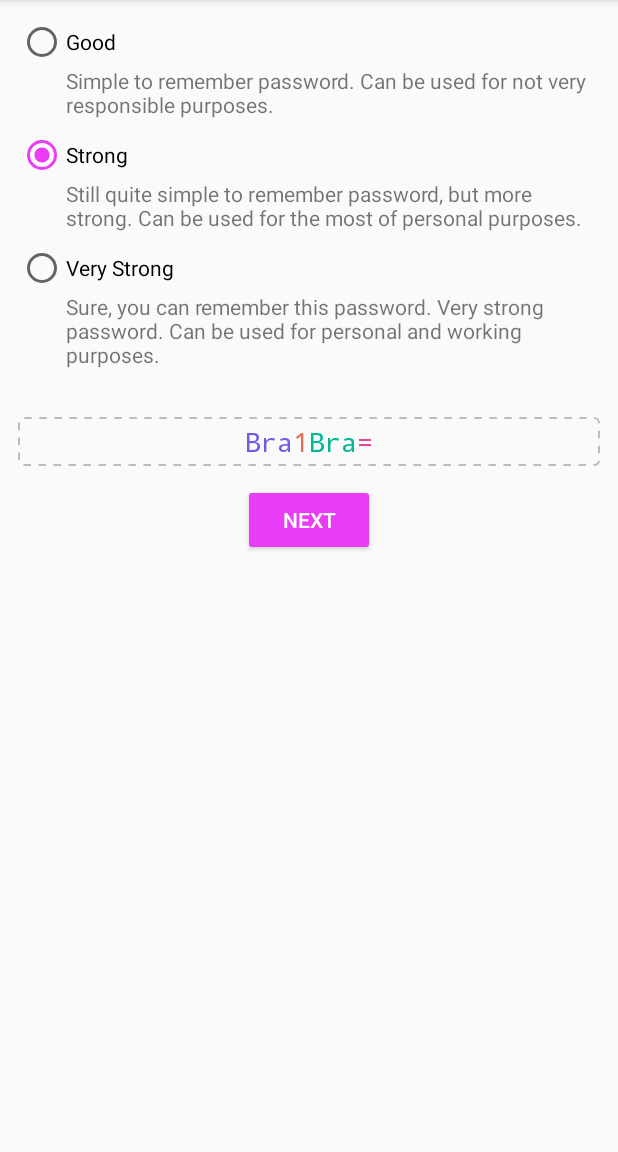
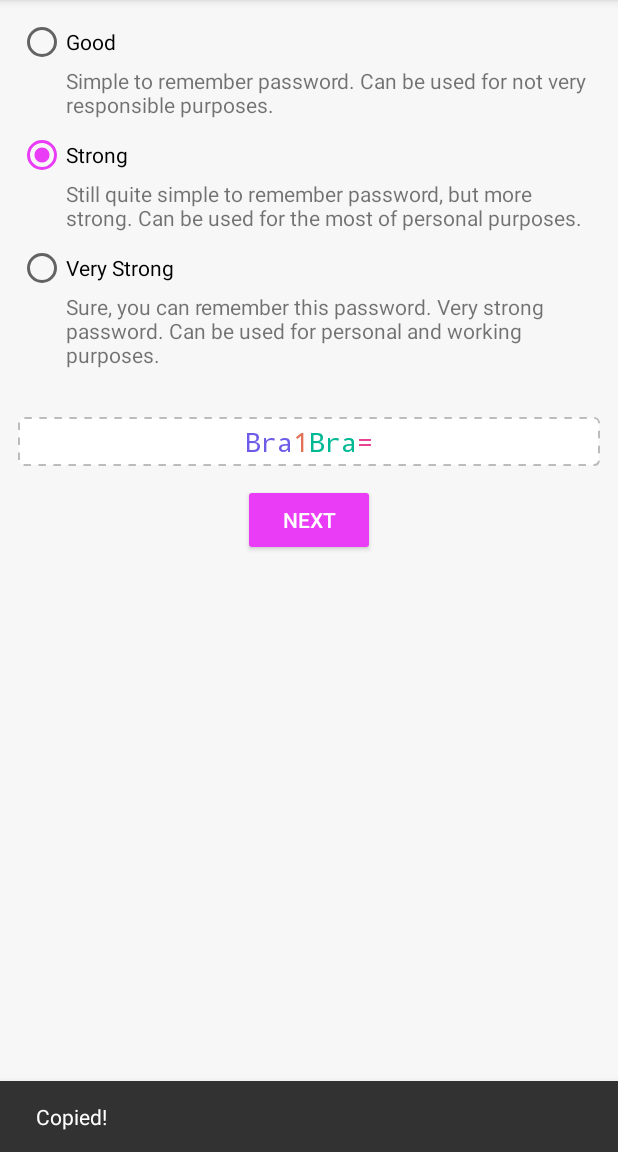
Before and after one commit to solkin/kvassword-android, an Android app: the screen it shows after launch (MainActivity), after a tap on "NEXT", on a phone screen of 412 x 824 dp, the part 84-1236 px from its top. Run offline under Robolectric (Android 15) with nearby library versions, the phone set to English and light mode, and no system bars; libraries missing offline, so code that uses them is left out: net.hockeyapp.android; 3 statements that could not run were skipped; 1 other tap on this screen came first.

Commit message:
Add password copy sound; refactor main activity for better readability

```diff
--- a/app/build.gradle
+++ b/app/build.gradle
@@ -42,6 +42,7 @@ dependencies {
     implementation fileTree(dir: 'libs', include: ['*.jar'])
     implementation "org.jetbrains.kotlin:kotlin-stdlib-jdk7:$kotlin_version"
     implementation 'com.android.support:appcompat-v7:27.1.1'
+    implementation 'com.android.support:design:27.1.1'
     implementation 'com.google.code.gson:gson:2.8.2'
     implementation 'net.hockeyapp.android:HockeySDK:5.1.0'
 }
--- a/app/src/main/java/com/tomclaw/kvassword/MainActivity.kt
+++ b/app/src/main/java/com/tomclaw/kvassword/MainActivity.kt
@@ -1,33 +1,28 @@
 package com.tomclaw.kvassword
 
-import android.content.ClipData
-import android.content.ClipboardManager
-import android.content.Context
-import android.content.Context.CLIPBOARD_SERVICE
-import android.content.res.Resources
+import android.media.AudioManager
 import android.media.MediaPlayer
+import android.net.Uri
 import android.os.Bundle
+import android.support.annotation.RawRes
+import android.support.design.widget.Snackbar
 import android.support.v7.app.AppCompatActivity
-import android.text.Spannable
-import android.text.SpannableString
-import android.text.style.ForegroundColorSpan
+import android.view.View
 import android.widget.Button
 import android.widget.RadioGroup
 import android.widget.TextView
-import android.widget.Toast
 import com.google.gson.GsonBuilder
 import net.hockeyapp.android.CrashManager
 import net.hockeyapp.android.metrics.MetricsManager
-import java.io.IOException
 import java.io.InputStreamReader
 import java.util.Random
-
 
 class MainActivity : AppCompatActivity() {
 
     private lateinit var random: Random
     private lateinit var randomWord: RandomWord
 
+    private var rootView: View? = null
     private var button: Button? = null
     private var password: TextView? = null
     private var strength: RadioGroup? = null
@@ -36,10 +31,40 @@ class MainActivity : AppCompatActivity() {
         super.onCreate(savedInstanceState)
         setContentView(R.layout.activity_main)
 
+        initDictionary()
+
+        rootView = findViewById(R.id.root_view)
         button = findViewById(R.id.button)
         password = findViewById(R.id.password)
         strength = findViewById(R.id.pass_strength)
 
+        strength?.setOnCheckedChangeListener { _, _ ->
+            generate()
+            playClickSound()
+        }
+        button?.setOnClickListener {
+            generate()
+            playClickSound()
+        }
+        password?.setOnClickListener {
+            toString().copyToClipboard(context = applicationContext)
+            rootView?.let {
+                Snackbar.make(it, R.string.copied, Snackbar.LENGTH_SHORT).show()
+                playCopySound()
+            }
+        }
+
+        generate()
+
+        MetricsManager.register(application)
+    }
+
+    public override fun onResume() {
+        super.onResume()
+        checkForCrashes()
+    }
+
+    private fun initDictionary() {
         random = Random(System.currentTimeMillis())
 
         val reader = InputStreamReader(assets.open("grammar.json"))
@@ -50,35 +75,32 @@ class MainActivity : AppCompatActivity() {
         } finally {
             try {
                 reader.close()
-            } catch (ignored: IOException) {
+            } catch (ignored: Throwable) {
             }
         }
         randomWord = RandomWord(grammar)
-
-        strength?.setOnCheckedChangeListener { _, _ ->
-            generate()
-            playClickSound()
-        }
-        button?.setOnClickListener {
-            generate()
-            playClickSound()
-        }
-
-        generate()
-
-        MetricsManager.register(application)
     }
 
     private fun playClickSound() {
-        MediaPlayer.create(applicationContext, R.raw.click).apply {
-            setOnCompletionListener { it.release() }
-            start()
-        }
+        playSound(R.raw.click)
     }
 
-    public override fun onResume() {
-        super.onResume()
-        checkForCrashes()
+    private fun playCopySound() {
+        playSound(R.raw.copy)
+    }
+
+    private fun playSound(@RawRes sound: Int) {
+        try {
+            val uri = Uri.parse("android.resource://$packageName/$sound")
+            MediaPlayer().apply {
+                setAudioStreamType(AudioManager.STREAM_SYSTEM)
+                setDataSource(applicationContext, uri)
+                setOnCompletionListener { it.release() }
+                prepare()
+                start()
+            }
+        } catch (ignored: Throwable) {
+        }
     }
 
     private fun generate() {
@@ -87,24 +109,24 @@ class MainActivity : AppCompatActivity() {
                     Span(R.color.color1, randomWord.nextWord(6).toFirstUpper()),
                     Span(
                             R.color.color2,
-                            randomDigit(),
-                            randomDigit()
+                            random.digit(),
+                            random.digit()
                     )
             )
             R.id.pass_strong -> listOf(
                     Span(R.color.color1, randomWord.nextWord(3).toFirstUpper()),
-                    Span(R.color.color2, randomDigit()),
+                    Span(R.color.color2, random.digit()),
                     Span(R.color.color3, randomWord.nextWord(3).toFirstUpper()),
-                    Span(R.color.color4, randomSymbol())
+                    Span(R.color.color4, random.symbol())
             )
             R.id.pass_very_strong -> listOf(
                     Span(R.color.color1, randomWord.nextWord(3).toFirstUpper()),
-                    Span(R.color.color2, randomDigit()),
+                    Span(R.color.color2, random.digit()),
                     Span(R.color.color3, randomWord.nextWord(3).toFirstUpper()),
                     Span(
                             R.color.color4,
-                            randomSymbol(),
-                            randomDigit()
+                            random.symbol(),
+                            random.digit()
                     ),
                     Span(R.color.color5, randomWord.nextWord(3).toUpperCase())
             )
@@ -112,21 +134,8 @@ class MainActivity : AppCompatActivity() {
         }
         val pass = passItems.concatItems(resources)
         password?.text = pass
-        copyStringToClipboard(context = this, string = pass.toString())
 
         trackPasswordStrength()
-    }
-
-    private fun randomDigit(): String = (1 + random.nextInt(9)).toString()
-
-    private fun randomSymbol(): String {
-        val symbols = "!@#\$%&*+=?"
-        val i = random.nextInt(symbols.length)
-        return symbols.substring(i, i + 1)
-    }
-
-    private fun checkForCrashes() {
-        CrashManager.register(this)
     }
 
     private fun trackPasswordStrength() {
@@ -140,41 +149,8 @@ class MainActivity : AppCompatActivity() {
             MetricsManager.trackEvent("Generate Password", properties)
         }
     }
-}
 
-private fun List<Span>.concatItems(resources: Resources): Spannable {
-    var string = ""
-    forEach { string += it.text.concat() }
-    val spannable = SpannableString(string)
-    var position = 0
-    forEach { span ->
-        val start = position
-        val end = position + span.text.concat().length
-        spannable.setSpan(
-                ForegroundColorSpan(resources.getColor(span.color)),
-                start,
-                end,
-                Spannable.SPAN_EXCLUSIVE_EXCLUSIVE
-        )
-        position = end
-    }
-    return spannable
-}
-
-private fun Array<out String>.concat(): String {
-    var string = ""
-    forEach { string += it }
-    return string
-}
-
-private fun String.toFirstUpper(): String {
-    return substring(0, 1).toUpperCase() + substring(1).toLowerCase()
-}
-
-private fun copyStringToClipboard(context: Context, string: String, toastText: Int = 0) {
-    val clipboardManager = context.getSystemService(CLIPBOARD_SERVICE) as ClipboardManager
-    clipboardManager.primaryClip = ClipData.newPlainText("", string)
-    if (toastText > 0) {
-        Toast.makeText(context, toastText, Toast.LENGTH_SHORT).show()
+    private fun checkForCrashes() {
+        CrashManager.register(this)
     }
 }
--- /dev/null
+++ b/app/src/main/java/com/tomclaw/kvassword/Strings.kt
@@ -0,0 +1,53 @@
+package com.tomclaw.kvassword
+
+import android.content.ClipData
+import android.content.ClipboardManager
+import android.content.Context
+import android.content.res.Resources
+import android.text.Spannable
+import android.text.SpannableString
+import android.text.style.ForegroundColorSpan
+import android.widget.Toast
+import java.util.Random
+
+fun Random.digit(): String = (1 + nextInt(9)).toString()
+
+fun Random.symbol(): String {
+    val symbols = "!@#\$%&*+=?"
+    val i = nextInt(symbols.length)
+    return symbols.substring(i, i + 1)
+}
+
+fun Array<out String>.concat(): String {
+    var string = ""
+    forEach { string += it }
+    return string
+}
+
+fun String.toFirstUpper(): String {
+    return substring(0, 1).toUpperCase() + substring(1).toLowerCase()
+}
+
+fun List<Span>.concatItems(resources: Resources): Spannable {
+    var string = ""
+    forEach { string += it.text.concat() }
+    val spannable = SpannableString(string)
+    var position = 0
+    forEach { span ->
+        val start = position
+        val end = position + span.text.concat().length
+        spannable.setSpan(
+                ForegroundColorSpan(resources.getColor(span.color)),
+                start,
+                end,
+                Spannable.SPAN_EXCLUSIVE_EXCLUSIVE
+        )
+        position = end
+    }
+    return spannable
+}
+
+fun String.copyToClipboard(context: Context) {
+    val clipboardManager = context.getSystemService(Context.CLIPBOARD_SERVICE) as ClipboardManager
+    clipboardManager.primaryClip = ClipData.newPlainText("", this)
+}
--- a/app/src/main/res/layout/activity_main.xml
+++ b/app/src/main/res/layout/activity_main.xml
@@ -1,8 +1,18 @@
 <?xml version="1.0" encoding="utf-8"?>
-<LinearLayout xmlns:android="http://schemas.android.com/apk/res/android"
+<ScrollView xmlns:android="http://schemas.android.com/apk/res/android"
     xmlns:tools="http://schemas.android.com/tools"
     android:layout_width="match_parent"
     android:layout_height="match_parent"
+    android:background="@color/colorBack">
+
+    <FrameLayout
+        android:id="@+id/root_view"
+        android:layout_width="match_parent"
+        android:layout_height="wrap_content">
+
+        <LinearLayout
+            android:layout_width="match_parent"
+            android:layout_height="wrap_content"
             android:orientation="vertical"
             tools:context=".MainActivity">
 
@@ -88,3 +98,7 @@
                 android:text="@string/next" />
 
         </LinearLayout>
+
+    </FrameLayout>
+
+</ScrollView>
--- a/app/src/main/res/values/colors.xml
+++ b/app/src/main/res/values/colors.xml
@@ -3,9 +3,10 @@
     <color name="colorPrimary">#FFFFFF</color>
     <color name="colorPrimaryDark">#CACACA</color>
     <color name="colorAccent">#EA3CF7</color>
-    <color name="colorPassBack">#FAFAFA</color>
+    <color name="colorPassBack">#FFFFFF</color>
     <color name="colorPassBorder">#BBBCBD</color>
     <color name="colorChar">#3A3B3C</color>
+    <color name="colorBack">#F7F7F7</color>
 
     <color name="color1">#6c5ce7</color>
     <color name="color2">#e17055</color>
--- a/app/src/main/res/values/strings.xml
+++ b/app/src/main/res/values/strings.xml
@@ -7,4 +7,5 @@
     <string name="description_pass_good">Simple to remember password. Can be used for not very responsible purposes.</string>
     <string name="description_pass_strong">Still quite simple to remember password, but more strong. Can be used for the most of personal purposes.</string>
     <string name="description_pass_very_strong">Sure, you can remember this password. Very strong password. Can be used for personal and working purposes.</string>
+    <string name="copied">Copied!</string>
 </resources>
```
Also changed, not shown: 1 other file. Lines whose indentation alone changed are shown as unchanged.
